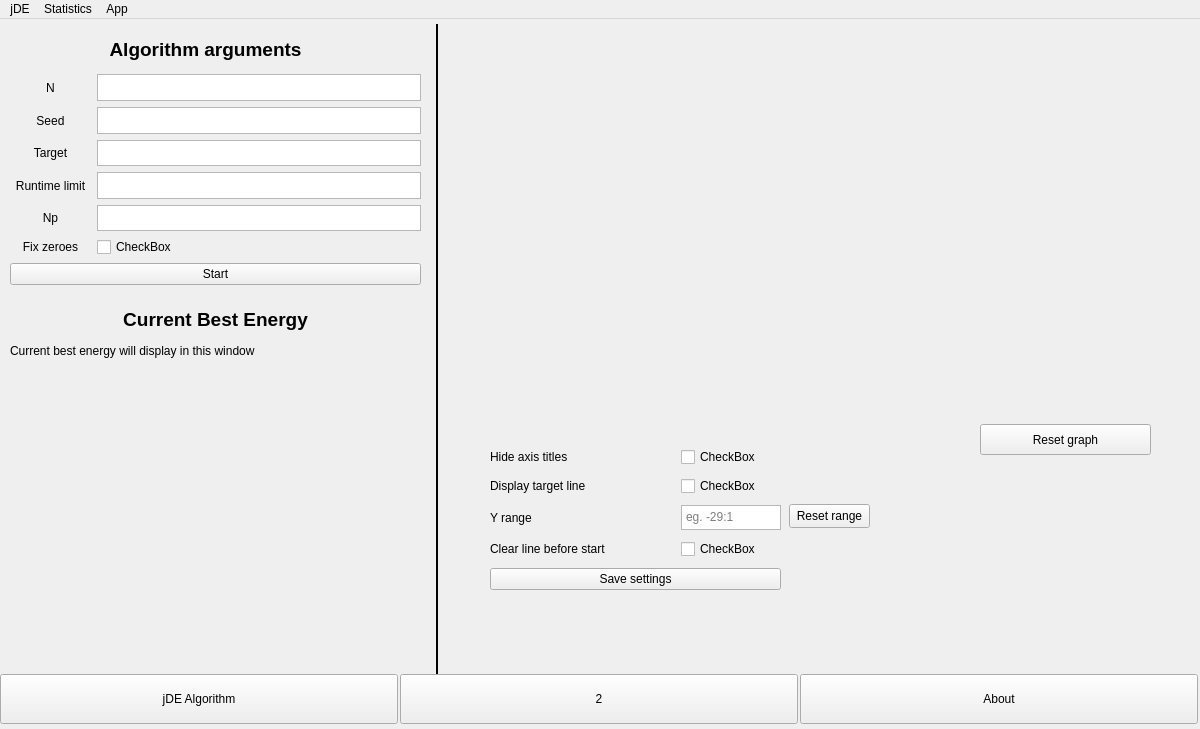
First picture: the form in mainwindow.ui, repository DvdJ002/lennard-jones-clusters-jDE, before the edit.
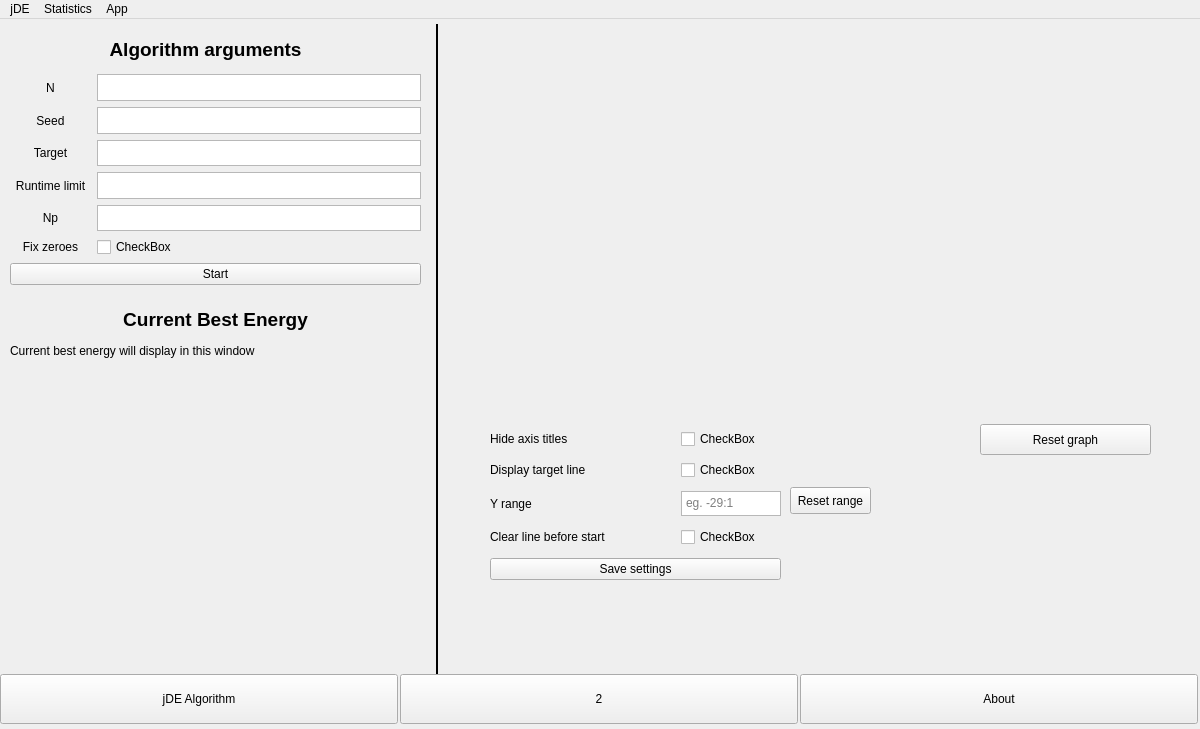
Second picture: the form after the edit.

The edit to the form file:
```diff
--- a/mainwindow.ui
+++ b/mainwindow.ui
@@ -398,9 +398,9 @@
       <property name="geometry">
        <rect>
         <x>490</x>
-        <y>420</y>
+        <y>400</y>
         <width>291</width>
-        <height>151</height>
+        <height>161</height>
        </rect>
       </property>
       <layout class="QGridLayout" name="graph_settings_layout" rowstretch="1,1,1,1,1">
@@ -490,10 +490,10 @@
      <widget class="QPushButton" name="button_resetyrange">
       <property name="geometry">
        <rect>
-        <x>789</x>
-        <y>480</y>
+        <x>790</x>
+        <y>463</y>
         <width>81</width>
-        <height>24</height>
+        <height>27</height>
        </rect>
       </property>
       <property name="text">
```
Left out of the diff: 30 changed lines with no effect on the pictures.
